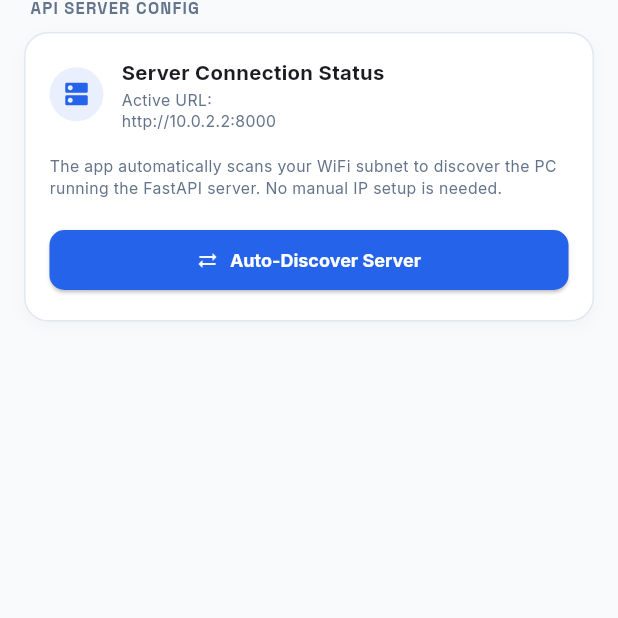
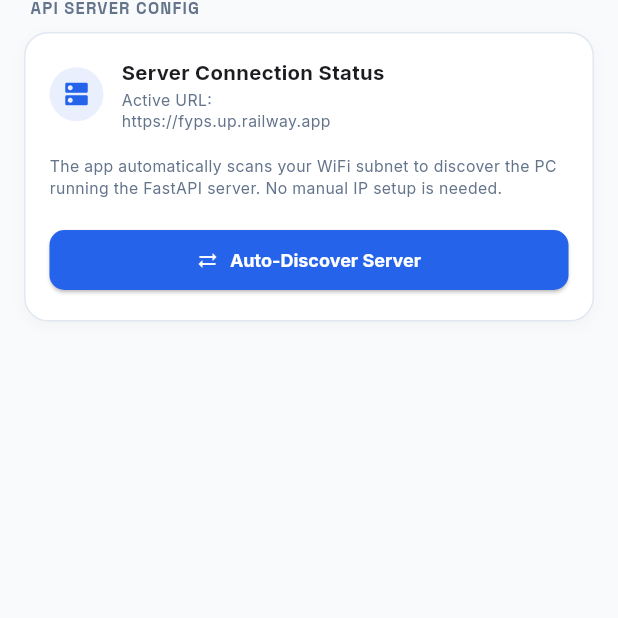
Before and after one commit to LowYoongQian/fyp, a Flutter app: the screen it shows after launch, after a tap on the "settings" icon, on a phone screen of 412 x 824 dp, the part 481-1099 px from its top. Run offline on Flutter 3.47's test engine with Material 3 defaults, Android fonts, the phone set to English and light mode, and no system bars; our stand-ins replace camera, google_fonts, permission_handler, shared_preferences, sqflite; missing offline and left inert: google_mlkit_face_detection, network_info_plus; accounts and stored records are empty; network calls fail.

Commit message:
Update default backend API URL to https://fyps.up.railway.app and re-compile Flutter Web assets

```diff
--- a/fyp_flutter/lib/config/app_config.dart
+++ b/fyp_flutter/lib/config/app_config.dart
@@ -13,13 +13,13 @@ class AppConfig {
   // Backend API base URL (FastAPI server).
   static const String apiBaseUrl = String.fromEnvironment(
     'API_BASE_URL',
-    defaultValue: 'http://localhost:8000',
+    defaultValue: 'https://fyps.up.railway.app',
   );
 
   // Backend API base URL used when running on an Android emulator without an
   // adb-reverse tunnel. The emulator reaches the host PC via 10.0.2.2.
   static const String emulatorApiBaseUrl = String.fromEnvironment(
     'EMULATOR_API_BASE_URL',
-    defaultValue: 'http://10.0.2.2:8000',
+    defaultValue: 'https://fyps.up.railway.app',
   );
 }
--- a/fyp_flutter/lib/main.dart
+++ b/fyp_flutter/lib/main.dart
@@ -137,6 +137,16 @@ class ApiConfig {
   static DateTime get now => DateTime.now().add(serverOffset);
 
   static String getEffectiveUrl() {
+    if (kIsWeb) {
+      if (customUrl != null && customUrl!.trim().isNotEmpty && customUrl!.trim().startsWith('https://')) {
+        String url = customUrl!.trim();
+        if (url.endsWith('/')) url = url.substring(0, url.length - 1);
+        return url;
+      }
+      String url = baseUrl.trim();
+      if (url.endsWith('/')) url = url.substring(0, url.length - 1);
+      return url;
+    }
     if (customUrl != null && customUrl!.trim().isNotEmpty) {
       String url = customUrl!.trim();
       if (url.endsWith('/')) {
@@ -202,6 +212,7 @@ class _AppRootState extends State<AppRoot> {
 
   Future<void> _initApp() async {
     setState(() => isSyncing = true);
+    if (!kIsWeb) {
       try {
         final prefs = await SharedPreferences.getInstance();
         final savedCustomUrl = prefs.getString('custom_api_url');
@@ -237,6 +248,7 @@ class _AppRootState extends State<AppRoot> {
       } catch (e) {
         debugPrint("Server auto-discovery/init failed: $e");
       }
+    }
 
     try {
       await syncClock();
@@ -271,7 +283,7 @@ class _AppRootState extends State<AppRoot> {
       debugPrint("Clock sync failed ($retries retries left): $e");
 
       // Fallback from localhost (adb reverse) to emulator host alias (10.0.2.2) if on Android and initial connection fails.
-      if (ApiConfig.useAdbReverse && defaultTargetPlatform == TargetPlatform.android) {
+      if (!kIsWeb && ApiConfig.useAdbReverse && defaultTargetPlatform == TargetPlatform.android) {
         debugPrint("Android connection failed, switching adb-reverse tunnel off to use 10.0.2.2.");
         ApiConfig.useAdbReverse = false;
       }
```
Also changed, not shown: 3 other files. Lines whose indentation alone changed are shown as unchanged.
